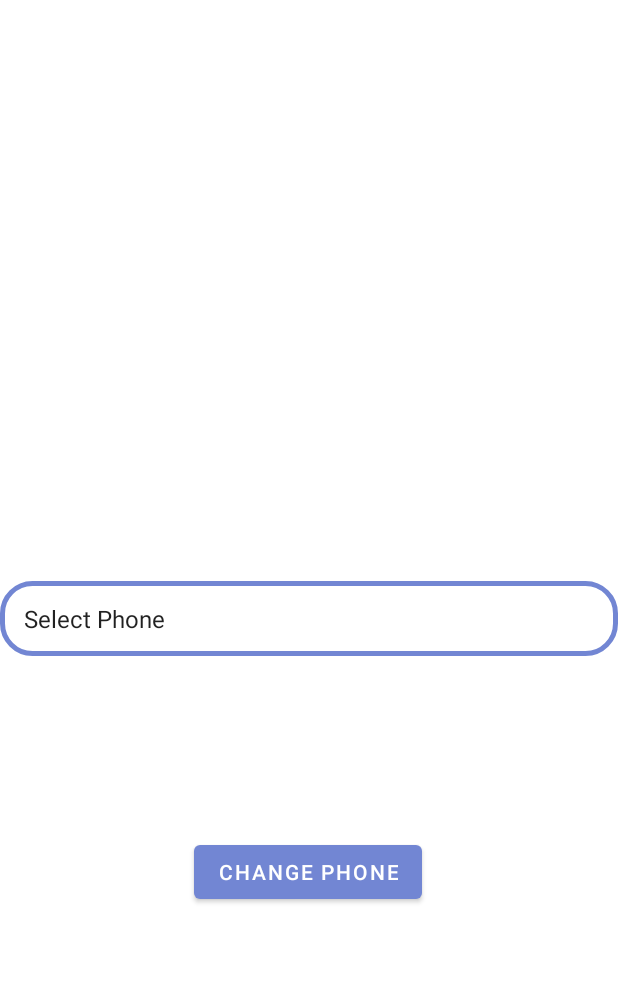
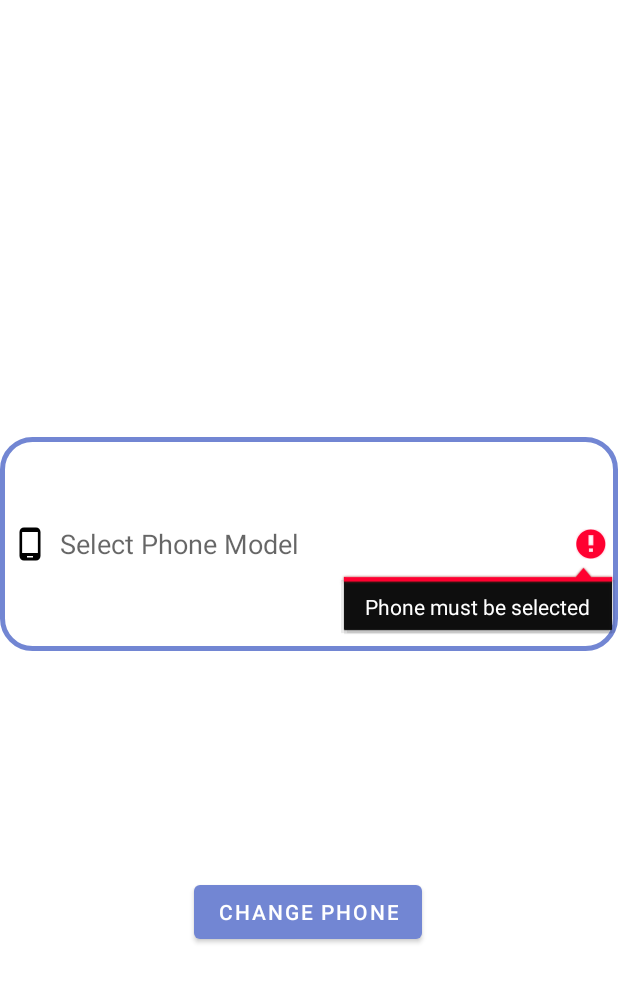
Before and after one commit to Pav10s/FinalProject, an Android app: the ChangePhone screen opened directly, with no data from a screen before it, after a tap on "CHANGE PHONE", on a phone screen of 412 x 824 dp. Shown: the top 982 px of the screen. Run offline under Robolectric (Android 15) with nearby library versions, the phone set to English and light mode, and no system bars; our stand-ins replace Firebase (no records; nobody signed in at launch, a user with empty details on screens opened directly); Roboto replaces fonts that are not available here.

Commit message:
Changed the views to select and change the phone model

```diff
--- a/app/src/main/java/com/example/finalproject/ChangePhone.java
+++ b/app/src/main/java/com/example/finalproject/ChangePhone.java
@@ -4,8 +4,10 @@ import androidx.annotation.Nullable;
 import androidx.appcompat.app.AppCompatActivity;
 
 import android.os.Bundle;
+import android.text.AutoText;
 import android.text.TextUtils;
 import android.widget.ArrayAdapter;
+import android.widget.AutoCompleteTextView;
 import android.widget.Button;
 import android.widget.EditText;
 import android.widget.Spinner;
@@ -19,12 +21,13 @@ import com.google.firebase.firestore.EventListener;
 import com.google.firebase.firestore.FirebaseFirestore;
 import com.google.firebase.firestore.FirebaseFirestoreException;
 
+import java.util.Arrays;
 import java.util.HashMap;
 import java.util.Map;
 
 public class ChangePhone extends AppCompatActivity {
 
-    private Spinner changeSpinner;
+    private AutoCompleteTextView changeAuto;
     private Button changeButton;
 
     private String fullName;
@@ -42,20 +45,14 @@ public class ChangePhone extends AppCompatActivity {
         setContentView(R.layout.activity_change_phone);
         getSupportActionBar().hide();
 
-        changeSpinner = findViewById(R.id.ChangeSpinner);
+        changeAuto = findViewById(R.id.ChangeAuto);
         changeButton = findViewById(R.id.ChangeButton);
 
-        // Create the instance of ArrayAdapter having the list of courses
         ArrayAdapter ad
-                = new ArrayAdapter(this, android.R.layout.simple_spinner_item, phones);
+                = new ArrayAdapter(this, android.R.layout.select_dialog_item, phones);
 
-        // set simple layout resource file for each item of spinner
-        ad.setDropDownViewResource(
-                android.R.layout
-                        .simple_spinner_dropdown_item);
-
-        // Set the ArrayAdapter (ad) data on the Spinner which binds data to spinner
-        changeSpinner.setAdapter(ad);
+        changeAuto.setThreshold(2);
+        changeAuto.setAdapter(ad);
 
         mAuth = FirebaseAuth.getInstance();
         fStore = FirebaseFirestore.getInstance();
@@ -76,10 +73,15 @@ public class ChangePhone extends AppCompatActivity {
 
 
     private void ChangeData(DocumentReference documentReference, String fullName) {
-        String selectedItem = changeSpinner.getSelectedItem().toString();
+        String selectedItem = changeAuto.getText().toString();
 
-        if(selectedItem.equals("Select Phone")) {
-            Toast.makeText(this,"Phone must be selected",Toast.LENGTH_LONG).show();
+        if(TextUtils.isEmpty(selectedItem)){
+            changeAuto.setError("Phone must be selected");
+            //Toast.makeText(this,"Phone must be selected",Toast.LENGTH_LONG).show();
+        }
+
+        else if(!check(phones, selectedItem)){
+            changeAuto.setError("Phone not available");
         }
 
         else {
@@ -96,6 +98,14 @@ public class ChangePhone extends AppCompatActivity {
 
     }//SendRequest() ends here
 
+    private static boolean check(String[] arr, String toCheckValue)
+    {
+        // sort given array
+        Arrays.sort(arr);
+        // return the boolean value whether the string is same or not
+        return Arrays.binarySearch(arr, toCheckValue) >= 0;
+    }
+
 
 
 }
--- /dev/null
+++ b/app/src/main/res/drawable/ic_baseline_phone_android_24.xml
@@ -0,0 +1,5 @@
+<vector android:height="24dp" android:tint="#000000"
+    android:viewportHeight="24" android:viewportWidth="24"
+    android:width="24dp" xmlns:android="http://schemas.android.com/apk/res/android">
+    <path android:fillColor="@android:color/white" android:pathData="M16,1L8,1C6.34,1 5,2.34 5,4v16c0,1.66 1.34,3 3,3h8c1.66,0 3,-1.34 3,-3L19,4c0,-1.66 -1.34,-3 -3,-3zM14,21h-4v-1h4v1zM17.25,18L6.75,18L6.75,4h10.5v14z"/>
+</vector>
--- a/app/src/main/res/layout/activity_change_phone.xml
+++ b/app/src/main/res/layout/activity_change_phone.xml
@@ -10,20 +10,30 @@
         android:id="@+id/ChangeButton"
         android:layout_width="wrap_content"
         android:layout_height="wrap_content"
+        android:layout_marginBottom="192dp"
         android:text="Change Phone"
         app:layout_constraintBottom_toBottomOf="parent"
         app:layout_constraintEnd_toEndOf="parent"
         app:layout_constraintHorizontal_bias="0.498"
         app:layout_constraintStart_toStartOf="parent"
-        app:layout_constraintTop_toTopOf="parent"
+        app:layout_constraintTop_toBottomOf="@+id/ChangeAuto"
         app:layout_constraintVertical_bias="0.718" />
 
-    <Spinner
-        android:id="@+id/ChangeSpinner"
-        android:layout_width="match_parent"
-        android:layout_height="50dp"
+    <AutoCompleteTextView
+        android:id="@+id/ChangeAuto"
+        android:layout_width="0dp"
+        android:layout_height="0dp"
+        android:layout_marginTop="291dp"
+        android:layout_marginBottom="150dp"
         android:background="@drawable/custom_edittext"
+        android:drawableLeft="@drawable/ic_baseline_phone_android_24"
+        android:drawablePadding="8dp"
+        android:hint="Select Phone Model"
         android:padding="8dp"
-        app:layout_constraintBottom_toBottomOf="parent"
+        android:textColor="@color/black"
+        android:textColorHighlight="@color/cardview_dark_background"
+        app:layout_constraintBottom_toTopOf="@+id/ChangeButton"
+        app:layout_constraintEnd_toEndOf="parent"
+        app:layout_constraintStart_toStartOf="parent"
         app:layout_constraintTop_toTopOf="parent" />
 </androidx.constraintlayout.widget.ConstraintLayout>
```
Also changed, not shown: app/src/main/java/com/example/finalproject/FeedbackActivity.java (+19 -5 lines), app/src/main/java/com/example/finalproject/MainActivity.java (+32 -24 lines), app/src/main/java/com/example/finalproject/SignUp.java (+34 -16 lines), app/src/main/res/layout/activity_sign_up.xml (+13 -8 lines).
